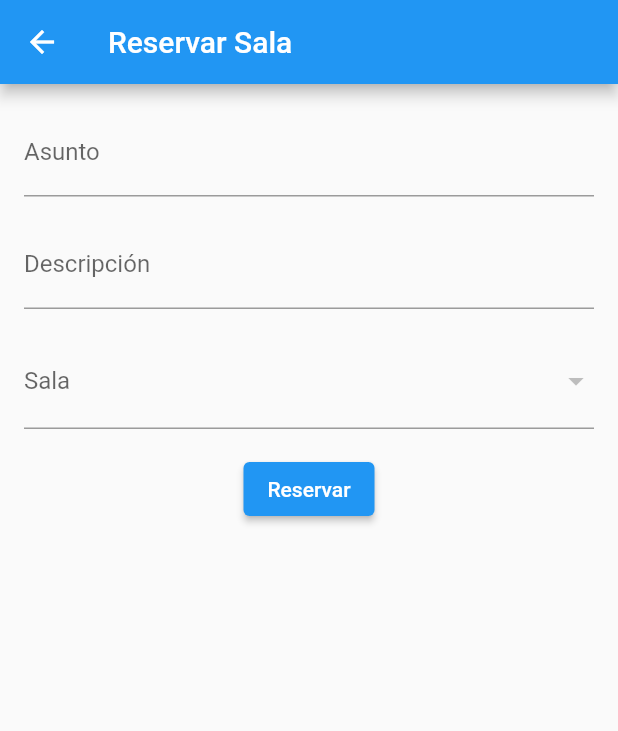
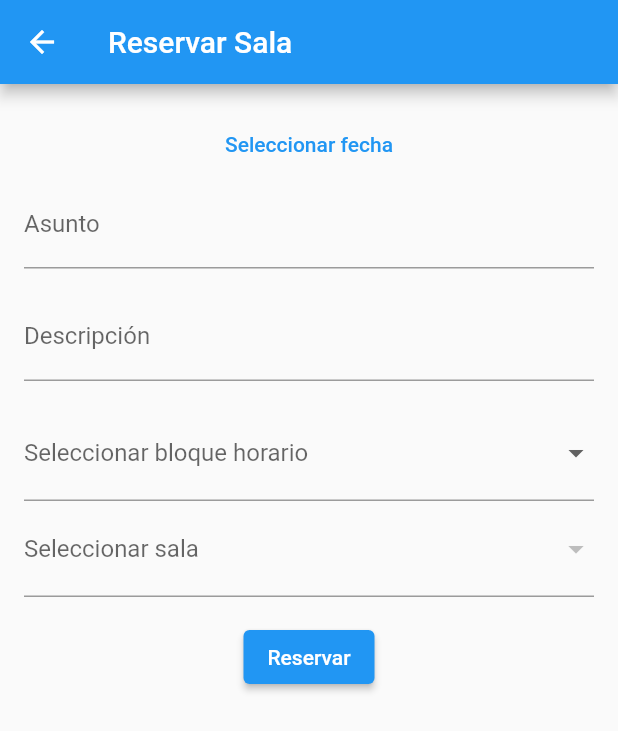
Before and after one commit to Develocrist/reservapp, a Flutter app: the AddReservation screen opened by its route, after a tap on "Reservar", on a phone screen of 412 x 824 dp. Shown: the top 731 px of the screen. Run offline on Flutter 3.47's test engine with Material 2 defaults, Android fonts, the phone set to English and light mode, and no system bars; our stand-ins replace cloud_firestore, firebase_auth, firebase_core, firebase_storage, google_sign_in, image_picker and 1 more; accounts and stored records are empty.

Commit message:
seleccion de fecha y bloques horarios generados

```diff
--- a/lib/pages/reservas/add_reservation.dart
+++ b/lib/pages/reservas/add_reservation.dart
@@ -1,11 +1,10 @@
 //CODIFICACION DE VISTA DONDE SE REALIZARAN TODAS LAS RESERVAS QUE EL USUARIO DESEE
 
-//19/06: POR AHORA SOLO EL ESQUELETO
-
-import 'dart:html';
+// POR AHORA SOLO EL ESQUELETO, 23/06, falta incorporar la seleccion de una fecha
 
 import 'package:cloud_firestore/cloud_firestore.dart';
 import 'package:flutter/material.dart';
+import 'package:intl/intl.dart';
 
 class AddReservation extends StatefulWidget {
   @override
@@ -20,6 +19,8 @@ class _AddReservationState extends State<AddReservation> {
   List<String> _rooms =
       []; // Lista de salas disponibles, las cuales deben ser importadas desde firebase
 
+  rangoTiempo?
+      _selectedTimeRange; //variable para almacenar el bloque horario seleccionado
   //bloques de horario predefinidos
   List<rangoTiempo> _rangoTiempo = [
     rangoTiempo(
@@ -30,7 +31,21 @@ class _AddReservationState extends State<AddReservation> {
       inicioBloque: TimeOfDay(hour: 10, minute: 15),
       finBloque: TimeOfDay(hour: 12, minute: 00),
     ),
+    rangoTiempo(
+      inicioBloque: TimeOfDay(hour: 12, minute: 15),
+      finBloque: TimeOfDay(hour: 14, minute: 00),
+    ),
+    rangoTiempo(
+      inicioBloque: TimeOfDay(hour: 14, minute: 15),
+      finBloque: TimeOfDay(hour: 16, minute: 00),
+    ),
+    rangoTiempo(
+      inicioBloque: TimeOfDay(hour: 16, minute: 15),
+      finBloque: TimeOfDay(hour: 18, minute: 00),
+    ),
   ]; //falta implementarlo en el formulario de reserva de salas
+
+  DateTime? _selectedDate; //variable que almacenara la fecha
 
   //metodo para inicializar el otro metodo que realiza la solicitud de las salas
   @override
@@ -53,19 +68,49 @@ class _AddReservationState extends State<AddReservation> {
     }
   }
 
+  //metodo para seleccionar una fecha
+  Future<void> selectedDate(BuildContext context) async {
+    final DateTime? pickedDate = await showDatePicker(
+      context: context,
+      initialDate: DateTime.now(),
+      firstDate: DateTime.now(),
+      lastDate: DateTime(2100),
+    );
+
+    if (pickedDate != null) {
+      setState(() {
+        _selectedDate = pickedDate;
+      });
+    }
+  }
+
 //aqui necesito incorporar las salas creadas en la base de datos
 
   @override
   Widget build(BuildContext context) {
-    print('Salas cargadas: $_rooms');
+    print(
+        'Salas cargadas: $_rooms'); //verifica e imprime si se cargaron las salas
     return Scaffold(
       appBar: AppBar(
-        title: Text('Reservar Sala'),
+        title: const Text('Reservar Sala'),
       ),
       body: Padding(
-        padding: EdgeInsets.all(16.0),
+        padding: const EdgeInsets.all(16.0),
         child: Column(
           children: [
+            //campo para seleccionar fecha
+            TextButton(
+              onPressed: () {
+                selectedDate(context);
+              },
+              child: Text(
+                _selectedDate != null
+                    ? 'Fecha seleccionada: ${DateFormat('dd/MM/yyyy').format(_selectedDate!)}'
+                    : 'Seleccionar fecha',
+              ),
+            ),
+
+            //campo para ingresar el asunto
             TextField(
               decoration: InputDecoration(labelText: 'Asunto'),
               onChanged: (value) {
@@ -74,7 +119,7 @@ class _AddReservationState extends State<AddReservation> {
                 });
               },
             ),
-            SizedBox(height: 16.0),
+            const SizedBox(height: 16.0),
             TextField(
               decoration: InputDecoration(labelText: 'Descripción'),
               onChanged: (value) {
@@ -83,42 +128,28 @@ class _AddReservationState extends State<AddReservation> {
                 });
               },
             ),
-            SizedBox(height: 16.0),
-            // ElevatedButton(
-            //   onPressed: () {
-            //     showDatePicker(
-            //       context: context,
-            //       initialDate: DateTime.now(),
-            //       firstDate: DateTime.now(),
-            //       lastDate: DateTime(2100),
-            //     ).then((selectedDate) {
-            //       if (selectedDate != null) {
-            //         showTimePicker(
-            //           context: context,
-            //           initialTime: TimeOfDay.now(),
-            //         ).then((selectedTime) {
-            //           if (selectedTime != null) {
-            //             setState(() {
-            //               _selectedDateTime = DateTime(
-            //                 selectedDate.year,
-            //                 selectedDate.month,
-            //                 selectedDate.day,
-            //                 selectedTime.hour,
-            //                 selectedTime.minute,
-            //               );
-            //             });
-            //           }
-            //         });
-            //       }
-            //     });
-            //   },
-            //   child: Text('Seleccionar Fecha y Bloque Horario'),
-            // ),
-            // SizedBox(height: 16.0),
-
+            const SizedBox(height: 16.0),
+            DropdownButtonFormField<rangoTiempo>(
+              value: _selectedTimeRange,
+              decoration: const InputDecoration(
+                  labelText: 'Seleccionar bloque horario'),
+              items: _rangoTiempo.map((rango) {
+                return DropdownMenuItem<rangoTiempo>(
+                  value: rango,
+                  child: Text(
+                    '${rango.inicioBloque.format(context)} - ${rango.finBloque.format(context)}',
+                  ),
+                );
+              }).toList(),
+              onChanged: (value) {
+                setState(() {
+                  _selectedTimeRange = value;
+                });
+              },
+            ),
             DropdownButtonFormField<String>(
               value: _salaSeleccionada,
-              decoration: InputDecoration(labelText: 'Sala'),
+              decoration: const InputDecoration(labelText: 'Seleccionar sala'),
               items: _rooms.map((room) {
                 return DropdownMenuItem<String>(
                   value: room,
@@ -131,18 +162,30 @@ class _AddReservationState extends State<AddReservation> {
                 });
               },
             ),
-            SizedBox(height: 16.0),
+            const SizedBox(height: 16.0),
             ElevatedButton(
               onPressed: () {
-                if (_selectedDateTime != null && _salaSeleccionada != null) {
+                if (_selectedDate != null &&
+                    _salaSeleccionada != null &&
+                    _selectedTimeRange != null) {
                   // Acción al reservar la sala
+                  print('exito en la reserva?');
                   print('Reservación realizada:');
+                  print('Fecha seleccionada: $_selectedDate');
                   print('Asunto: $_asunto');
                   print('Descripción: $_description');
-                  print('Fecha y Bloque Horario: $_selectedDateTime');
+                  print(
+                      'Bloque Horario seleccionado: ${_selectedTimeRange?.inicioBloque.format(context)} - ${_selectedTimeRange?.finBloque.format(context)}');
                   print('Sala: $_salaSeleccionada');
                 } else {
                   // Validación de campos
+                  print('Reservación realizada:');
+                  print('Fecha seleccionada: $_selectedDate');
+                  print('Asunto: $_asunto');
+                  print('Descripción: $_description');
+                  print(
+                      'Bloque Horario seleccionado: ${_selectedTimeRange?.inicioBloque.format(context)} - ${_selectedTimeRange?.finBloque.format(context)}');
+                  print('Sala: $_salaSeleccionada');
                   print('Por favor, complete todos los campos');
                 }
               },
```
